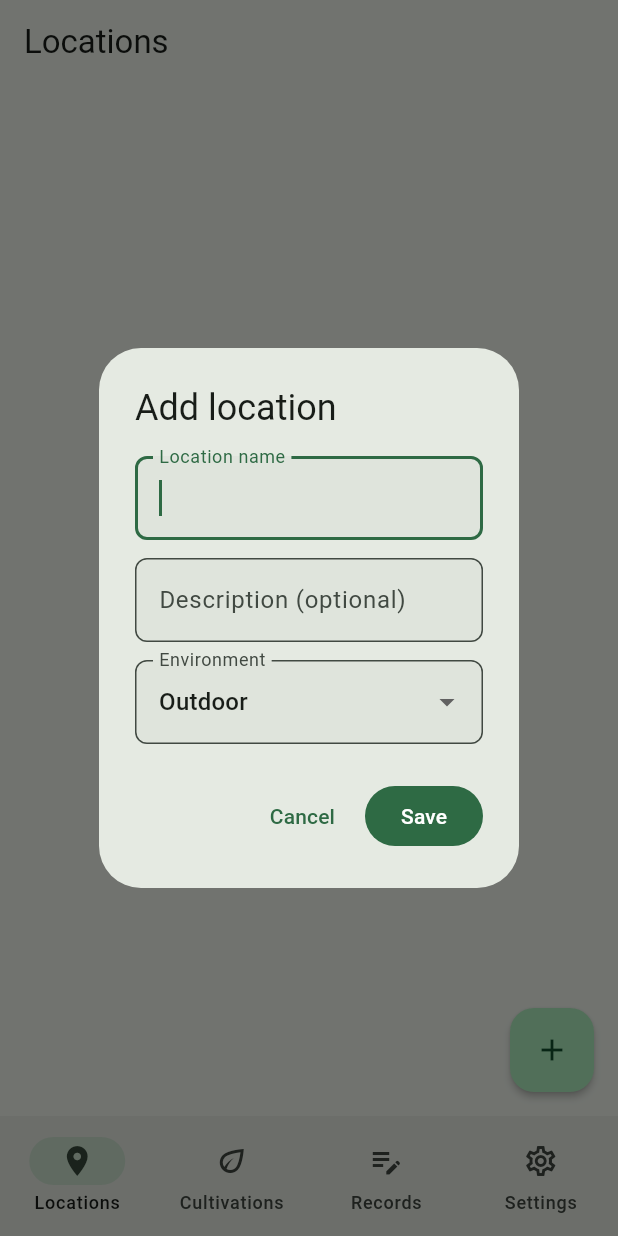
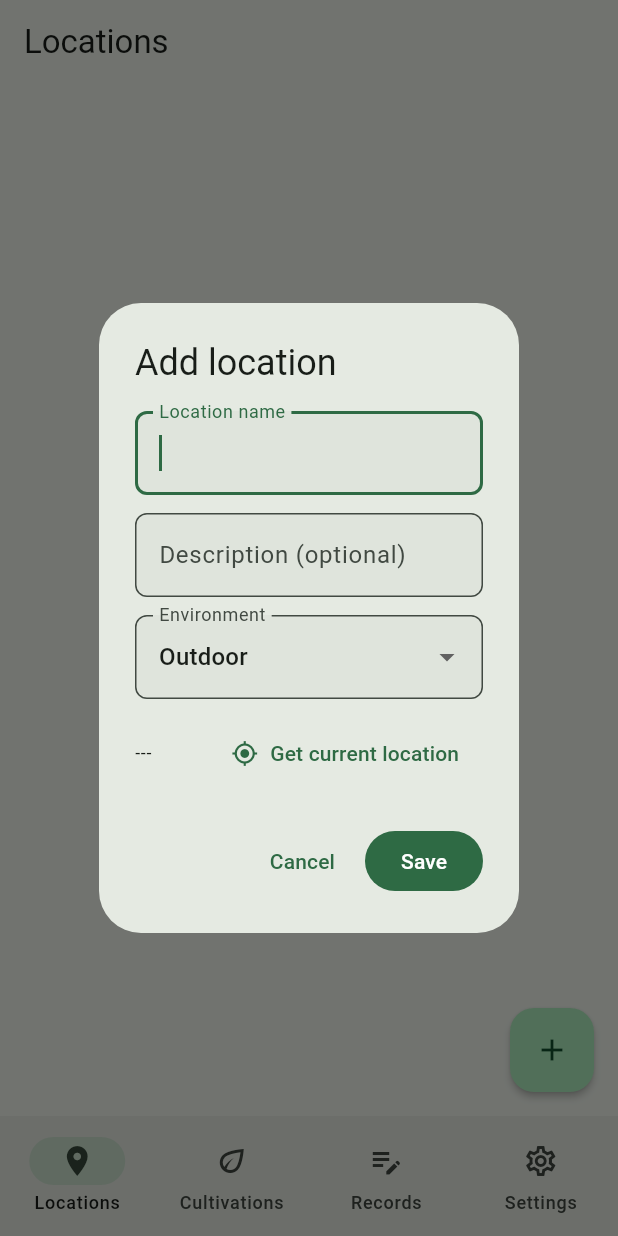
Before and after one commit to aiseed-dev/aiseed-tool, a Flutter app: the screen it shows after launch, after a tap on the "add" icon, on a phone screen of 412 x 824 dp. Run offline on Flutter 3.47's test engine with Material 3 defaults, Android fonts, the phone set to English and light mode, and no system bars; our stand-ins replace geolocator, image_picker, sqflite; accounts and stored records are empty; generated files the repository leaves out were written again.

Commit message:
feat: GPS位置情報で栽培記録を自動紐付け
- Locationに緯度・経度を追加（DB v10）
- LocationService: GPS取得＋最寄り場所のHaversine距離検索
- Location登録画面に「現在地を取得」ボタン追加
- 記録作成時にGPSで最寄りの場所→区画→栽培を自動選択
- geolocatorパッケージ追加

https://claude.ai/code/session_013hPaH3YDERpsVXAb2ahL7b

```diff
--- a/grow/lib/l10n/app_en.arb
+++ b/grow/lib/l10n/app_en.arb
@@ -73,5 +73,9 @@
   "soilSandy": "Sandy",
   "soilLoam": "Loam",
   "soilPeat": "Peat",
-  "soilVolcanic": "Volcanic ash"
+  "soilVolcanic": "Volcanic ash",
+  "getLocation": "Get current location",
+  "locationSet": "Location set",
+  "locationFailed": "Could not get location",
+  "autoLinkNearest": "Auto-select from current location"
 }
--- a/grow/lib/l10n/app_ja.arb
+++ b/grow/lib/l10n/app_ja.arb
@@ -73,5 +73,9 @@
   "soilSandy": "砂質",
   "soilLoam": "壌土",
   "soilPeat": "泥炭",
-  "soilVolcanic": "火山灰土"
+  "soilVolcanic": "火山灰土",
+  "getLocation": "現在地を取得",
+  "locationSet": "位置情報を設定しました",
+  "locationFailed": "位置情報を取得できませんでした",
+  "autoLinkNearest": "現在地から自動選択"
 }
--- a/grow/lib/models/location.dart
+++ b/grow/lib/models/location.dart
@@ -13,6 +13,8 @@ class Location {
   final String name;
   final String description;
   final EnvironmentType environmentType;
+  final double? latitude;
+  final double? longitude;
   final DateTime createdAt;
 
   Location({
@@ -20,6 +22,8 @@ class Location {
     required this.name,
     this.description = '',
     this.environmentType = EnvironmentType.outdoor,
+    this.latitude,
+    this.longitude,
     DateTime? createdAt,
   })  : id = id ?? const Uuid().v4(),
         createdAt = createdAt ?? DateTime.now();
@@ -29,6 +33,8 @@ class Location {
         'name': name,
         'description': description,
         'environment_type': environmentType.index,
+        'latitude': latitude,
+        'longitude': longitude,
         'created_at': createdAt.toIso8601String(),
       };
 
@@ -38,6 +44,8 @@ class Location {
         description: (map['description'] as String?) ?? '',
         environmentType: EnvironmentType.values[
             (map['environment_type'] as int?) ?? 0],
+        latitude: (map['latitude'] as num?)?.toDouble(),
+        longitude: (map['longitude'] as num?)?.toDouble(),
         createdAt: DateTime.parse(map['created_at'] as String),
       );
 }
--- a/grow/lib/screens/locations_screen.dart
+++ b/grow/lib/screens/locations_screen.dart
@@ -3,6 +3,7 @@ import '../l10n/app_localizations.dart';
 import '../models/location.dart';
 import '../models/plot.dart';
 import '../services/database_service.dart';
+import '../services/location_service.dart';
 
 class LocationsScreen extends StatefulWidget {
   final DatabaseService db;
@@ -14,6 +15,7 @@ class LocationsScreen extends StatefulWidget {
 }
 
 class _LocationsScreenState extends State<LocationsScreen> {
+  final _locationService = LocationService();
   List<Location> _locations = [];
   bool _loading = true;
 
@@ -50,6 +52,8 @@ class _LocationsScreenState extends State<LocationsScreen> {
     final nameCtrl = TextEditingController(text: existing?.name ?? '');
     final descCtrl = TextEditingController(text: existing?.description ?? '');
     var selectedEnvType = existing?.environmentType ?? EnvironmentType.outdoor;
+    double? lat = existing?.latitude;
+    double? lng = existing?.longitude;
 
     final saved = await showDialog<bool>(
       context: context,
@@ -85,6 +89,37 @@ class _LocationsScreenState extends State<LocationsScreen> {
                   onChanged: (v) =>
                       setDialogState(() => selectedEnvType = v!),
                 ),
+                const SizedBox(height: 12),
+                Row(
+                  children: [
+                    Expanded(
+                      child: Text(
+                        lat != null && lng != null
+                            ? '${lat!.toStringAsFixed(5)}, ${lng!.toStringAsFixed(5)}'
+                            : '---',
+                        style: Theme.of(ctx).textTheme.bodySmall,
+                      ),
+                    ),
+                    TextButton.icon(
+                      icon: const Icon(Icons.my_location, size: 18),
+                      label: Text(l.getLocation),
+                      onPressed: () async {
+                        final pos =
+                            await _locationService.getCurrentPosition();
+                        if (pos != null) {
+                          setDialogState(() {
+                            lat = pos.latitude;
+                            lng = pos.longitude;
+                          });
+                        } else if (ctx.mounted) {
+                          ScaffoldMessenger.of(ctx).showSnackBar(
+                            SnackBar(content: Text(l.locationFailed)),
+                          );
+                        }
+                      },
+                    ),
+                  ],
+                ),
               ],
             ),
           ),
@@ -109,6 +144,8 @@ class _LocationsScreenState extends State<LocationsScreen> {
       name: nameCtrl.text.trim(),
       description: descCtrl.text.trim(),
       environmentType: selectedEnvType,
+      latitude: lat,
+      longitude: lng,
       createdAt: existing?.createdAt,
     );
 
@@ -171,6 +208,8 @@ class _LocationsScreenState extends State<LocationsScreen> {
                     final envLabel = _envLabel(l, loc.environmentType);
                     final subtitle = [
                       envLabel,
+                      if (loc.latitude != null && loc.longitude != null)
+                        '${loc.latitude!.toStringAsFixed(4)}, ${loc.longitude!.toStringAsFixed(4)}',
                       if (loc.description.isNotEmpty) loc.description,
                     ].join(' / ');
                     return Card(
--- a/grow/lib/services/database_service.dart
+++ b/grow/lib/services/database_service.dart
@@ -9,7 +9,7 @@ import '../models/observation.dart';
 
 class DatabaseService {
   static const _dbName = 'grow.db';
-  static const _dbVersion = 9;
+  static const _dbVersion = 10;
 
   Database? _db;
 
@@ -163,6 +163,16 @@ class DatabaseService {
             )
           ''');
         }
+        if (oldVersion < 10) {
+          final locCols = await db.rawQuery('PRAGMA table_info(locations)');
+          final locColNames = locCols.map((c) => c['name'] as String).toSet();
+          if (!locColNames.contains('latitude')) {
+            await db.execute('ALTER TABLE locations ADD COLUMN latitude REAL');
+          }
+          if (!locColNames.contains('longitude')) {
+            await db.execute('ALTER TABLE locations ADD COLUMN longitude REAL');
+          }
+        }
       },
     );
   }
@@ -174,6 +184,8 @@ class DatabaseService {
         name TEXT NOT NULL,
         description TEXT NOT NULL DEFAULT '',
         environment_type INTEGER NOT NULL DEFAULT 0,
+        latitude REAL,
+        longitude REAL,
         created_at TEXT NOT NULL
       )
     ''');
--- a/grow/pubspec.yaml
+++ b/grow/pubspec.yaml
@@ -18,6 +18,7 @@ dependencies:
   uuid: ^4.5.1
   image_picker: ^1.1.2
   path_provider: ^2.1.5
+  geolocator: ^13.0.2
 
 dev_dependencies:
   flutter_test:
```
Also changed, not shown: grow/lib/screens/records_screen.dart (+33 -1 lines), grow/lib/services/location_service.dart (added, +67 -0 lines).
